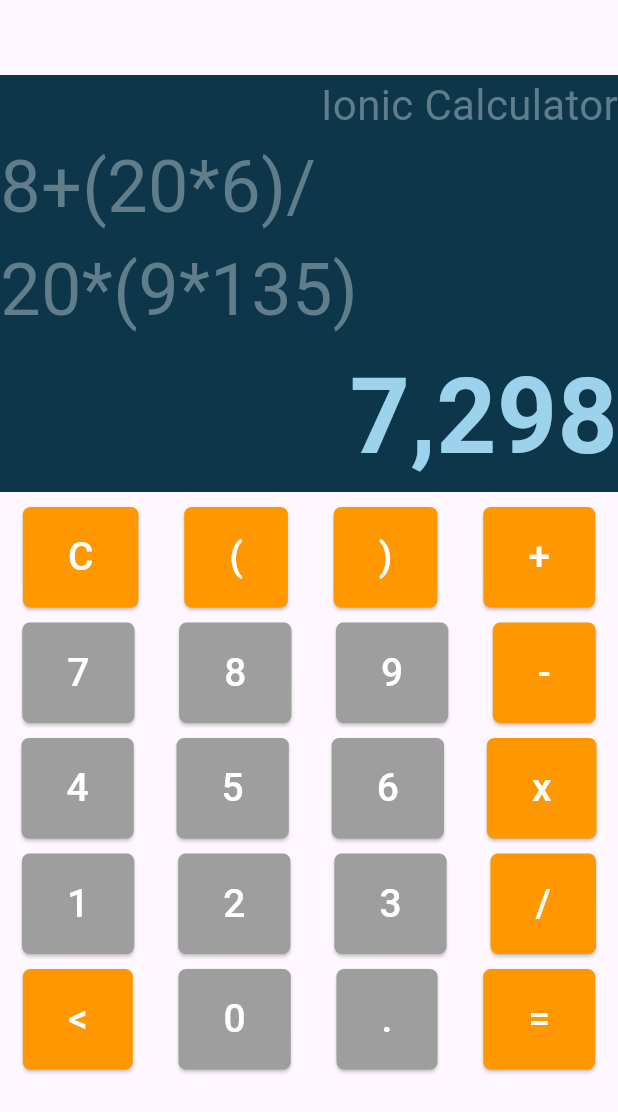
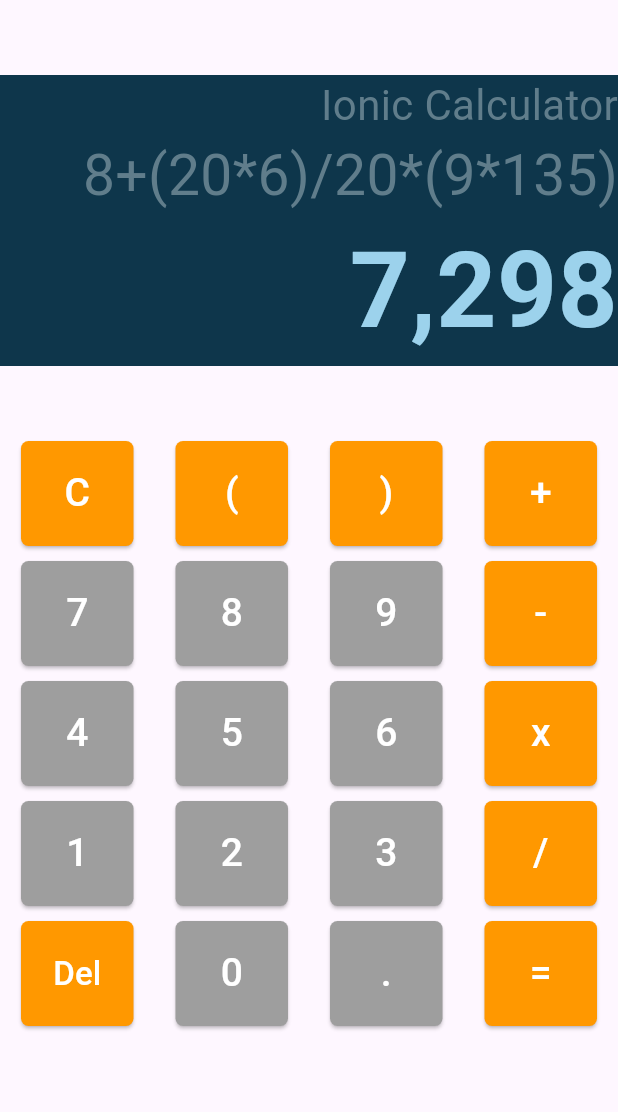
Before and after one commit to HarryJohnDTC/interfaceCalculatrice, a Flutter app: the screen it shows after launch, on a phone screen of 412 x 824 dp. Shown: the top 1112 px of the screen. Run offline on Flutter 3.47's test engine with Material 3 defaults, Android fonts, the phone set to English and light mode, and no system bars; Roboto replaces fonts that are missing (Digital7).

Commit message:
Fixation taille des bouttons

```diff
--- a/lib/main.dart
+++ b/lib/main.dart
@@ -24,7 +24,7 @@ class Calculatrice extends StatelessWidget {
                 color: Color.fromARGB(255, 14, 54, 75),
               ),
               child: const Column(
-                mainAxisAlignment: MainAxisAlignment.center,
+                //mainAxisAlignment: MainAxisAlignment.end,
                 crossAxisAlignment: CrossAxisAlignment.end,
                 children: [
                   Text(
@@ -39,7 +39,7 @@ class Calculatrice extends StatelessWidget {
                     '8+(20*6)/20*(9*135)',
                     style: TextStyle(
                       color: Colors.blueGrey,
-                      fontSize: 48,
+                      fontSize: 38,
                       fontFamily: 'Digital7',
                     ),
                   ),
@@ -56,7 +56,7 @@ class Calculatrice extends StatelessWidget {
               ),
             ),
             const SizedBox(
-              height: 10,
+              height: 50,
             ),
             Column(
               children: [
@@ -70,12 +70,12 @@ class Calculatrice extends StatelessWidget {
                           foregroundColor:
                               Colors.white, // Changer la couleur du texte
                           padding: const EdgeInsets.symmetric(
-                            horizontal: 30, vertical: 15),
+                              horizontal: 1, vertical: 15),
                           shape: RoundedRectangleBorder(
                             borderRadius: BorderRadius.circular(
                                 5), //  0 pour un bouton carré
                           ),
-                      ),
+                          fixedSize: const Size(75, 70)),
                       onPressed: () {},
                       child: const Text(
                         'C',
@@ -89,11 +89,12 @@ class Calculatrice extends StatelessWidget {
                         foregroundColor:
                             Colors.white, // Changer la couleur du texte
                         padding: const EdgeInsets.symmetric(
-                            horizontal: 30, vertical: 15),
+                            horizontal: 1, vertical: 15),
                         shape: RoundedRectangleBorder(
                           borderRadius: BorderRadius.circular(
                               5), //  0 pour un bouton carré
                         ),
+                        fixedSize: const Size(75, 70),
                       ),
                       onPressed: () {},
                       child: const Text(
@@ -108,11 +109,12 @@ class Calculatrice extends StatelessWidget {
                         foregroundColor:
                             Colors.white, // Changer la couleur du texte
                         padding: const EdgeInsets.symmetric(
-                            horizontal: 30, vertical: 15),
+                            horizontal: 1, vertical: 15),
                         shape: RoundedRectangleBorder(
                           borderRadius: BorderRadius.circular(
                               5), //  0 pour un bouton carré
                         ),
+                        fixedSize: const Size(75, 70),
                       ),
                       onPressed: () {},
                       child: const Text(
@@ -127,11 +129,12 @@ class Calculatrice extends StatelessWidget {
                         foregroundColor:
                             Colors.white, // Changer la couleur du texte
                         padding: const EdgeInsets.symmetric(
-                            horizontal: 30, vertical: 15),
+                            horizontal: 1, vertical: 15),
                         shape: RoundedRectangleBorder(
                           borderRadius: BorderRadius.circular(
                               5), //  0 pour un bouton carré
                         ),
+                        fixedSize: const Size(75, 70),
                       ),
                       onPressed: () {},
                       child: const Text(
@@ -154,11 +157,12 @@ class Calculatrice extends StatelessWidget {
                         foregroundColor:
                             Colors.white, // Changer la couleur du texte
                         padding: const EdgeInsets.symmetric(
-                            horizontal: 30, vertical: 15),
+                            horizontal: 1, vertical: 15),
                         shape: RoundedRectangleBorder(
                           borderRadius: BorderRadius.circular(
                               5), //  0 pour un bouton carré
                         ),
+                        fixedSize: const Size(75, 70),
                       ),
                       onPressed: () {},
                       child: const Text(
@@ -173,11 +177,12 @@ class Calculatrice extends StatelessWidget {
                         foregroundColor:
                             Colors.white, // Changer la couleur du texte
                         padding: const EdgeInsets.symmetric(
-                            horizontal: 30, vertical: 15),
+                            horizontal: 1, vertical: 15),
                         shape: RoundedRectangleBorder(
                           borderRadius: BorderRadius.circular(
                               5), //  0 pour un bouton carré
                         ),
+                        fixedSize: const Size(75, 70),
                       ),
                       onPressed: () {},
                       child: const Text(
@@ -192,11 +197,12 @@ class Calculatrice extends StatelessWidget {
                         foregroundColor:
                             Colors.white, // Changer la couleur du texte
                         padding: const EdgeInsets.symmetric(
-                            horizontal: 30, vertical: 15),
+                            horizontal: 1, vertical: 15),
                         shape: RoundedRectangleBorder(
                           borderRadius: BorderRadius.circular(
                               5), //  0 pour un bouton carré
                         ),
+                        fixedSize: const Size(75, 70),
                       ),
                       onPressed: () {},
                       child: const Text(
@@ -211,11 +217,12 @@ class Calculatrice extends StatelessWidget {
                         foregroundColor:
                             Colors.white, // Changer la couleur du texte
                         padding: const EdgeInsets.symmetric(
-                            horizontal: 30, vertical: 15),
+                            horizontal: 1, vertical: 15),
                         shape: RoundedRectangleBorder(
                           borderRadius: BorderRadius.circular(
                               5), //  0 pour un bouton carré
                         ),
+                        fixedSize: const Size(75, 70),
                       ),
                       onPressed: () {},
                       child: const Text(
@@ -238,11 +245,12 @@ class Calculatrice extends StatelessWidget {
                         foregroundColor:
                             Colors.white, // Changer la couleur du texte
                         padding: const EdgeInsets.symmetric(
-                            horizontal: 30, vertical: 15),
+                            horizontal: 1, vertical: 15),
                         shape: RoundedRectangleBorder(
                           borderRadius: BorderRadius.circular(
                               5), //  0 pour un bouton carré
                         ),
+                        fixedSize: const Size(75, 70),
                       ),
                       onPressed: () {},
                       child: const Text(
@@ -257,11 +265,12 @@ class Calculatrice extends StatelessWidget {
                         foregroundColor:
                             Colors.white, // Changer la couleur du texte
                         padding: const EdgeInsets.symmetric(
-                            horizontal: 30, vertical: 15),
+                            horizontal: 1, vertical: 15),
                         shape: RoundedRectangleBorder(
                           borderRadius: BorderRadius.circular(
                               5), //  0 pour un bouton carré
                         ),
+                        fixedSize: const Size(75, 70),
                       ),
                       onPressed: () {},
                       child: const Text(
@@ -276,11 +285,12 @@ class Calculatrice extends StatelessWidget {
                         foregroundColor:
                             Colors.white, // Changer la couleur du texte
                         padding: const EdgeInsets.symmetric(
-                            horizontal: 30, vertical: 15),
+                            horizontal: 1, vertical: 15),
                         shape: RoundedRectangleBorder(
                           borderRadius: BorderRadius.circular(
                               5), //  0 pour un bouton carré
                         ),
+                        fixedSize: const Size(75, 70),
                       ),
                       onPressed: () {},
                       child: const Text(
@@ -295,11 +305,12 @@ class Calculatrice extends StatelessWidget {
                         foregroundColor:
                             Colors.white, // Changer la couleur du texte
                         padding: const EdgeInsets.symmetric(
-                            horizontal: 30, vertical: 15),
+                            horizontal: 1, vertical: 15),
                         shape: RoundedRectangleBorder(
                           borderRadius: BorderRadius.circular(
                               5), //  0 pour un bouton carré
                         ),
+                        fixedSize: const Size(75, 70),
                       ),
                       onPressed: () {},
                       child: const Text(
@@ -322,11 +333,12 @@ class Calculatrice extends StatelessWidget {
                         foregroundColor:
                             Colors.white, // Changer la couleur du texte
                         padding: const EdgeInsets.symmetric(
-                            horizontal: 30, vertical: 15),
+                            horizontal: 1, vertical: 15),
                         shape: RoundedRectangleBorder(
                           borderRadius: BorderRadius.circular(
                               5), //  0 pour un bouton carré
                         ),
+                        fixedSize: const Size(75, 70),
                       ),
                       onPressed: () {},
                       child: const Text(
@@ -341,11 +353,12 @@ class Calculatrice extends StatelessWidget {
                         foregroundColor:
                             Colors.white, // Changer la couleur du texte
                         padding: const EdgeInsets.symmetric(
-                            horizontal: 30, vertical: 15),
+                            horizontal: 1, vertical: 15),
                         shape: RoundedRectangleBorder(
                           borderRadius: BorderRadius.circular(
                               5), //  0 pour un bouton carré
                         ),
+                        fixedSize: const Size(75, 70),
                       ),
                       onPressed: () {},
                       child: const Text(
@@ -360,11 +373,12 @@ class Calculatrice extends StatelessWidget {
                         foregroundColor:
                             Colors.white, // Changer la couleur du texte
                         padding: const EdgeInsets.symmetric(
-                            horizontal: 30, vertical: 15),
+                            horizontal: 1, vertical: 15),
                         shape: RoundedRectangleBorder(
                           borderRadius: BorderRadius.circular(
                               5), //  0 pour un bouton carré
                         ),
+                        fixedSize: const Size(75, 70),
                       ),
                       onPressed: () {},
                       child: const Text(
@@ -379,11 +393,12 @@ class Calculatrice extends StatelessWidget {
                         foregroundColor:
                             Colors.white, // Changer la couleur du texte
                         padding: const EdgeInsets.symmetric(
-                            horizontal: 30, vertical: 15),
+                            horizontal: 1, vertical: 15),
                         shape: RoundedRectangleBorder(
                           borderRadius: BorderRadius.circular(
                               5), //  0 pour un bouton carré
                         ),
+                        fixedSize: const Size(75, 70),
                       ),
                       onPressed: () {},
                       child: const Text(
@@ -406,16 +421,16 @@ class Calculatrice extends StatelessWidget {
                           foregroundColor:
                               Colors.white, // Changer la couleur du texte
                           padding: const EdgeInsets.symmetric(
-                            horizontal: 30, vertical: 15),
+                              horizontal: 1, vertical: 15),
                           shape: RoundedRectangleBorder(
                             borderRadius: BorderRadius.circular(
                                 5), //  0 pour un bouton carré
                           ),
-                      ),
+                          fixedSize: const Size(75, 70)),
                       onPressed: () {},
                       child: const Text(
-                        '<',
-                        style: TextStyle(fontSize: 26),
+                        'Del',
+                        style: TextStyle(fontSize: 22),
                       ),
                     ),
                     ElevatedButton(
@@ -425,11 +440,12 @@ class Calculatrice extends StatelessWidget {
                         foregroundColor:
                             Colors.white, // Changer la couleur du texte
                         padding: const EdgeInsets.symmetric(
-                            horizontal: 30, vertical: 15),
+                            horizontal: 1, vertical: 15),
                         shape: RoundedRectangleBorder(
                           borderRadius: BorderRadius.circular(
                               5), //  0 pour un bouton carré
                         ),
+                        fixedSize: const Size(75, 70),
                       ),
                       onPressed: () {},
                       child: const Text(
@@ -444,11 +460,12 @@ class Calculatrice extends StatelessWidget {
                         foregroundColor:
                             Colors.white, // Changer la couleur du texte
                         padding: const EdgeInsets.symmetric(
-                            horizontal: 30, vertical: 15),
+                            horizontal: 1, vertical: 15),
                         shape: RoundedRectangleBorder(
                           borderRadius: BorderRadius.circular(
                               5), //  0 pour un bouton carré
                         ),
+                        fixedSize: const Size(75, 70),
                       ),
                       onPressed: () {},
                       child: const Text(
@@ -463,11 +480,12 @@ class Calculatrice extends StatelessWidget {
                         foregroundColor:
                             Colors.white, // Changer la couleur du texte
                         padding: const EdgeInsets.symmetric(
-                            horizontal: 30, vertical: 15),
+                            horizontal: 1, vertical: 15),
                         shape: RoundedRectangleBorder(
                           borderRadius: BorderRadius.circular(
                               5), //  0 pour un bouton carré
                         ),
+                        fixedSize: const Size(75, 70),
                       ),
                       onPressed: () {},
                       child: const Text(
```
Lines whose indentation alone changed are shown as unchanged.
